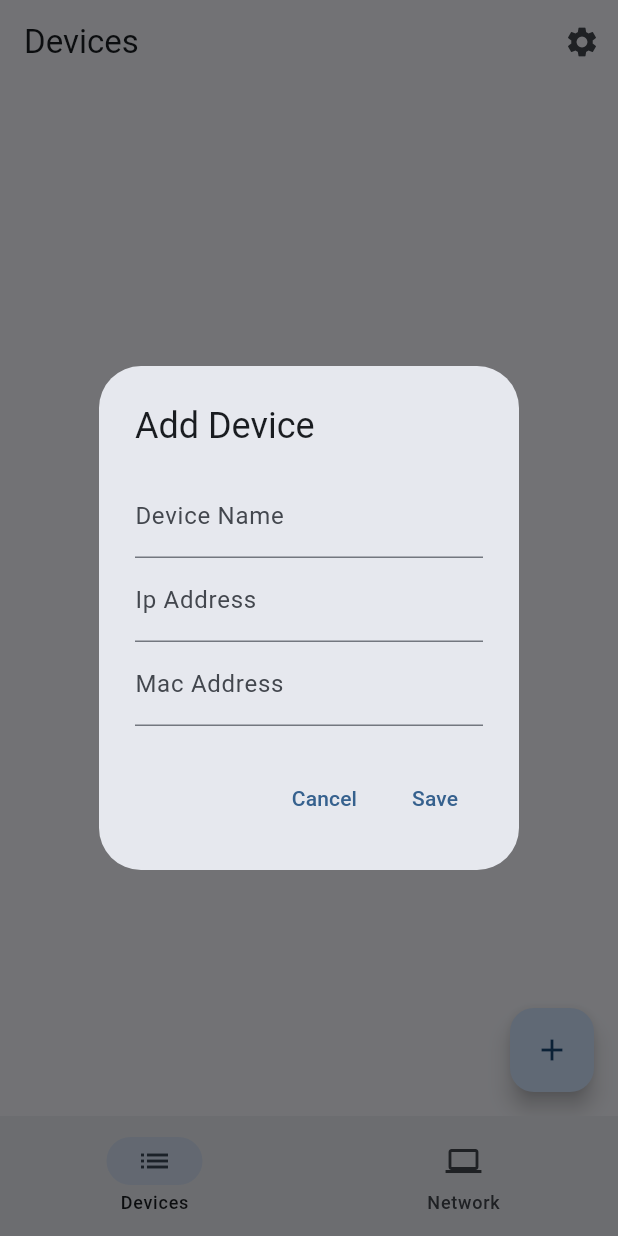
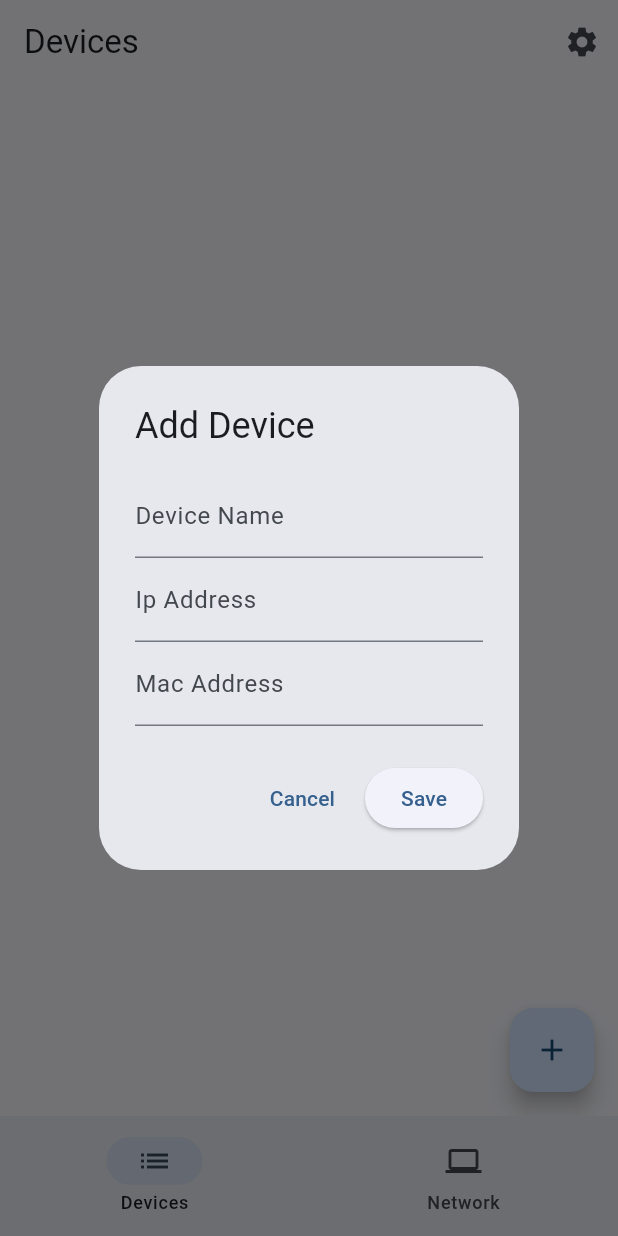
Before and after one commit to SeyitMuratKaya/wakeonlan, a Flutter app: the screen it shows after launch, after a tap on the "add" icon, on a phone screen of 412 x 824 dp. Run offline on Flutter 3.47's test engine with Material 2 defaults, Android fonts, the light colour scheme and no system bars; drawn by our look-alikes of dynamic_color; our stand-ins replace convert.

Commit message:
add dialog form validation

```diff
--- a/lib/open_dialog.dart
+++ b/lib/open_dialog.dart
@@ -1,30 +1,52 @@
 import 'package:flutter/material.dart';
 
 Future<List<String>?> openDialog(
-        context, message, nameController, ipController, macController) =>
-    showDialog<List<String>>(
+    context, message, nameController, ipController, macController) {
+  final formKey = GlobalKey<FormState>();
+
+  return showDialog<List<String>>(
     context: context,
     barrierDismissible: false,
     builder: (context) => AlertDialog(
       title: Text(message),
       content: SingleChildScrollView(
+        child: Form(
+          key: formKey,
           child: ListBody(
             children: [
-              TextField(
+              TextFormField(
+                validator: (value) {
+                  if (value != null && value.isEmpty) {
+                    return "Name field can not be empty";
+                  }
+                  return null;
+                },
                 controller: nameController,
                 decoration: const InputDecoration(
                   hintText: "Device Name",
                   labelText: "Device Name",
                 ),
               ),
-              TextField(
+              TextFormField(
+                validator: (value) {
+                  if (value != null && value.isEmpty) {
+                    return "Ip Address field can not be empty";
+                  }
+                  return null;
+                },
                 controller: ipController,
                 decoration: const InputDecoration(
                   hintText: "Ip Address",
                   labelText: "Ip Address",
                 ),
               ),
-              TextField(
+              TextFormField(
+                validator: (value) {
+                  if (value != null && value.isEmpty) {
+                    return "Mac Address field can not be empty";
+                  }
+                  return null;
+                },
                 controller: macController,
                 decoration: const InputDecoration(
                   hintText: "Mac Address",
@@ -34,14 +56,16 @@ Future<List<String>?> openDialog(
             ],
           ),
         ),
+      ),
       actions: [
         TextButton(
             onPressed: () {
               Navigator.pop(context);
             },
             child: const Text("Cancel")),
-          TextButton(
+        ElevatedButton(
             onPressed: () {
+              if(formKey.currentState!.validate()){
                 Navigator.of(context).pop([
                 nameController.text.toString(),
                 ipController.text.toString(),
@@ -50,8 +74,10 @@ Future<List<String>?> openDialog(
               nameController.clear();
               ipController.clear();
               macController.clear();
+              }
             },
             child: const Text("Save")),
       ],
     ),
   );
+}
```
Lines whose indentation alone changed are shown as unchanged.
